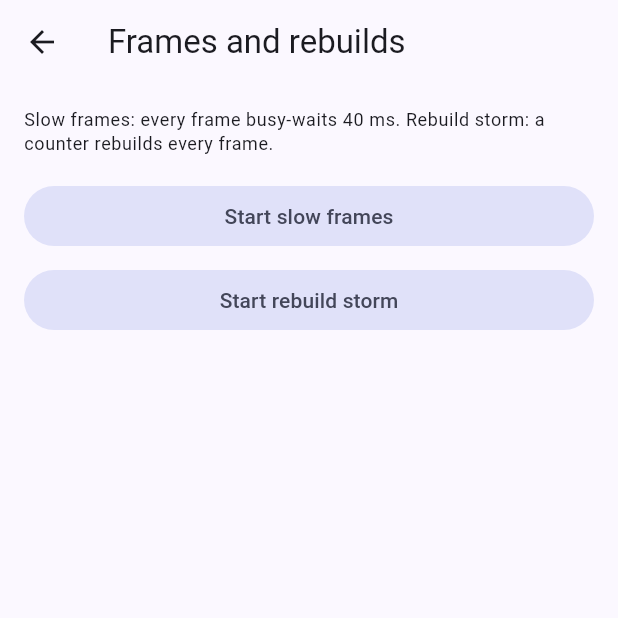
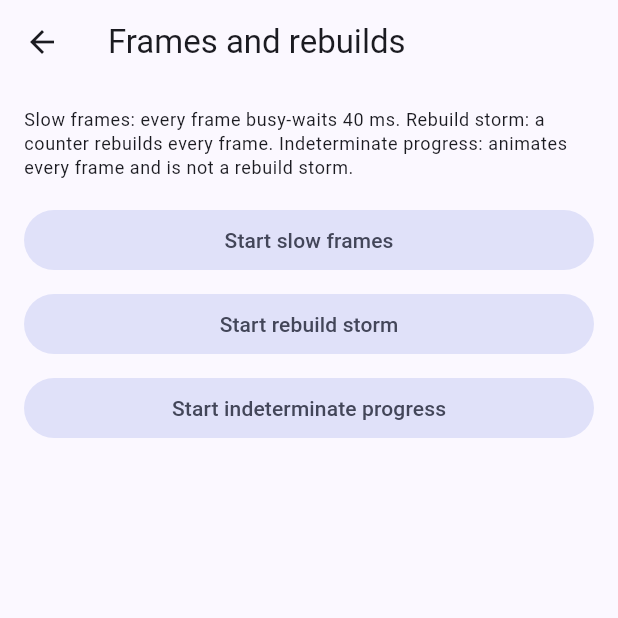
Before and after one commit to WahdanZ/SpockAdb, a Flutter app: the FramesScreen screen opened directly, on a phone screen of 412 x 824 dp, the top half of it. Run offline on Flutter 3.47's test engine with Material 3 defaults, Android fonts, the phone set to English and light mode, and no system bars; our stand-ins replace hive, permission_handler, shared_preferences, sqflite; accounts and stored records are empty.

Commit message:
Flutter sample: fixtures for the H3 device checks
The P5a rules were tuned on recorded debug payloads; H3 checks them on
a device, and each check needs something to point at:
- Frames: an "Indeterminate progress" toggle (frames_progress), which
  animates every frame and must not be reported as frequent rebuilds,
  beside the rebuild storm that must be.
- Items: 500 rows instead of 50, so a scroll lasts well past 60 frames.
- Network: "GET 404, body never read" (net_404_undrained) through
  dart:io's HttpClient, which the HTTP profile never marks finished.
- A second application ID from the same project, for the two-flavor
  gate: -P spockAppIdSuffix=.second (flutter run/build
  --android-project-arg) appends it and names the copy in its label.
  Without the property the build is unchanged.

Co-Authored-By: Claude Opus 5.5 <noreply@anthropic.com>

```diff
--- a/sample/flutter_app/lib/fixtures/frames.dart
+++ b/sample/flutter_app/lib/fixtures/frames.dart
@@ -3,8 +3,12 @@ import 'package:flutter/scheduler.dart';
 
 import 'common.dart';
 
-/// Slow frames and a rebuild storm. Frame times mean something only in a profile build
-/// (`flutter run --profile`); a debug build is slow everywhere.
+/// Slow frames, a rebuild storm, and an animation that must not read as one. Frame times mean
+/// something only in a profile build (`flutter run --profile`); a debug build is slow everywhere.
+///
+/// The indeterminate progress indicator redraws every frame inside Flutter's own widgets, which
+/// the inspector's rebuild counts leave out, so it should add frames and no reported rebuilds.
+/// Scrolling *List → detail routes* (500 items) is the other case that must not be reported.
 class FramesScreen extends StatefulWidget {
   const FramesScreen({super.key});
 
@@ -15,12 +19,14 @@ class FramesScreen extends StatefulWidget {
 class _FramesScreenState extends State<FramesScreen> {
   bool _slowFrames = false;
   bool _rebuildStorm = false;
+  bool _progress = false;
 
   @override
   Widget build(BuildContext context) {
     return FixtureScaffold(
       title: 'Frames and rebuilds',
-      note: 'Slow frames: every frame busy-waits 40 ms. Rebuild storm: a counter rebuilds every frame.',
+      note: 'Slow frames: every frame busy-waits 40 ms. Rebuild storm: a counter rebuilds every frame. '
+          'Indeterminate progress: animates every frame and is not a rebuild storm.',
       children: [
         IdButton(
           id: 'frames_slow',
@@ -32,8 +38,14 @@ class _FramesScreenState extends State<FramesScreen> {
           label: _rebuildStorm ? 'Stop rebuild storm' : 'Start rebuild storm',
           onPressed: () => setState(() => _rebuildStorm = !_rebuildStorm),
         ),
+        IdButton(
+          id: 'frames_progress',
+          label: _progress ? 'Stop indeterminate progress' : 'Start indeterminate progress',
+          onPressed: () => setState(() => _progress = !_progress),
+        ),
         if (_slowFrames) const _SlowSpinner(),
         if (_rebuildStorm) const _RebuildStorm(),
+        if (_progress) const Center(child: CircularProgressIndicator()),
       ],
     );
   }
--- a/sample/flutter_app/lib/fixtures/routes.dart
+++ b/sample/flutter_app/lib/fixtures/routes.dart
@@ -12,7 +12,7 @@ class ItemListScreen extends StatelessWidget {
     return Scaffold(
       appBar: AppBar(title: const Text('Items')),
       body: ListView.builder(
-        itemCount: 50,
+        itemCount: 500,
         itemBuilder: (context, index) => Semantics(
           identifier: 'item_$index',
           child: ListTile(
```
Also changed, not shown: sample/flutter_app/lib/fixtures/network.dart (+24 -0 lines), 4 other files.
